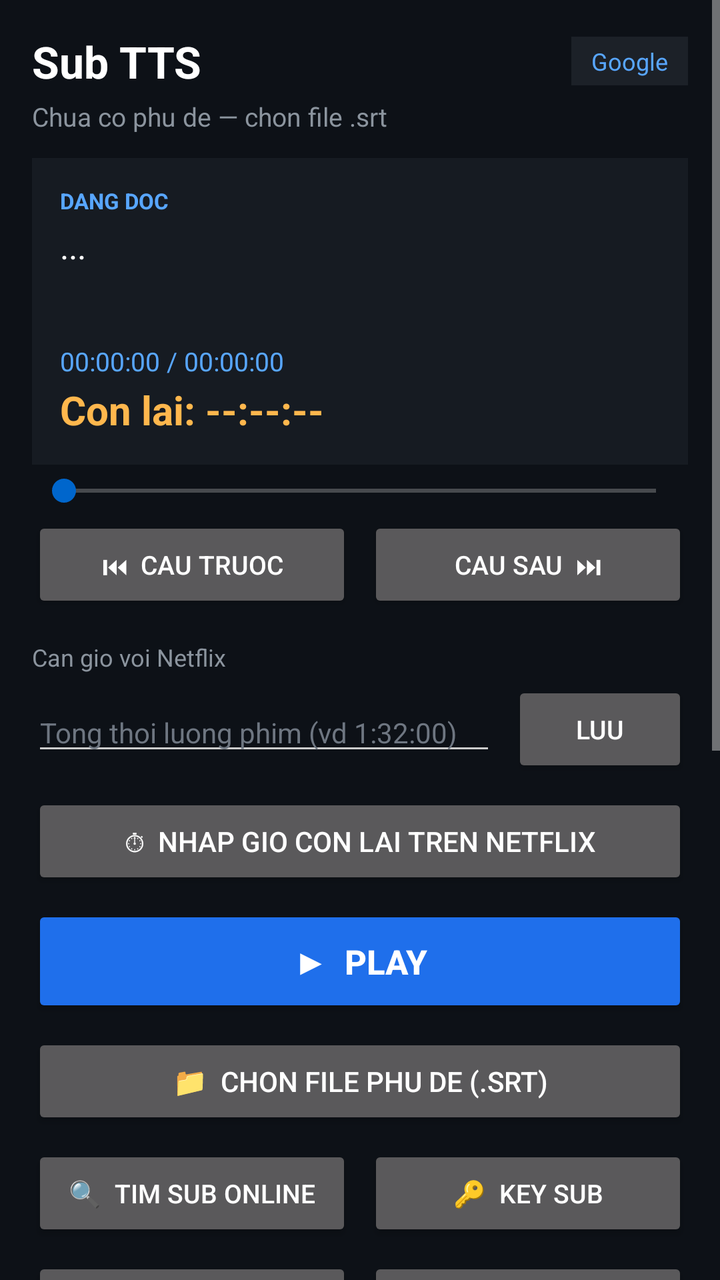
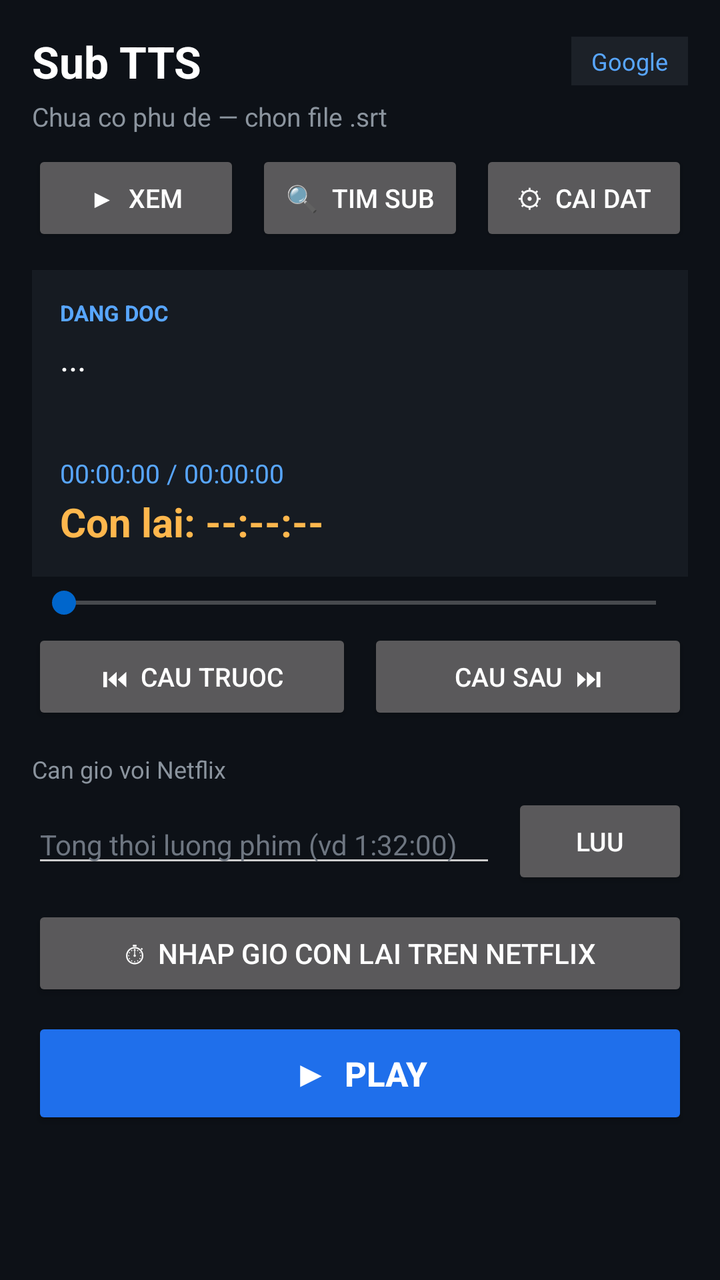

The first picture is an Android layout as it rendered before a commit; the second is the same layout after the commit. The layout source and the unified diff follow.
<!-- AndroidManifest.xml: application theme Theme.WebTTS -->
<!-- res/layout/activity_main.xml -->
<?xml version="1.0" encoding="utf-8"?>
<ScrollView xmlns:android="http://schemas.android.com/apk/res/android"
    android:layout_width="match_parent"
    android:layout_height="match_parent"
    android:background="#0D1117"
    android:fillViewport="true">

    <LinearLayout
        android:layout_width="match_parent"
        android:layout_height="wrap_content"
        android:orientation="vertical"
        android:padding="16dp">

        
        <LinearLayout
            android:layout_width="match_parent"
            android:layout_height="wrap_content"
            android:gravity="center_vertical"
            android:orientation="horizontal">

            <TextView
                android:layout_width="0dp"
                android:layout_height="wrap_content"
                android:layout_weight="1"
                android:text="Sub TTS"
                android:textColor="#FFFFFF"
                android:textSize="22sp"
                android:textStyle="bold" />

            <TextView
                android:id="@+id/tvVoiceBadge"
                android:layout_width="wrap_content"
                android:layout_height="wrap_content"
                android:background="#1C2128"
                android:paddingLeft="10dp"
                android:paddingRight="10dp"
                android:paddingTop="4dp"
                android:paddingBottom="4dp"
                android:text="Google"
                android:textColor="#58A6FF"
                android:textSize="12sp" />
        </LinearLayout>

        <TextView
            android:id="@+id/tvStatus"
            android:layout_width="wrap_content"
            android:layout_height="wrap_content"
            android:layout_marginTop="4dp"
            android:text="Chua co phu de — chon file .srt"
            android:textColor="#8B949E"
            android:textSize="13sp" />

        
        <LinearLayout
            android:layout_width="match_parent"
            android:layout_height="wrap_content"
            android:layout_marginTop="12dp"
            android:background="#161B22"
            android:orientation="vertical"
            android:padding="14dp">

            <TextView
                android:layout_width="wrap_content"
                android:layout_height="wrap_content"
                android:text="DANG DOC"
                android:textColor="#58A6FF"
                android:textSize="11sp"
                android:textStyle="bold" />

            <TextView
                android:id="@+id/tvCue"
                android:layout_width="match_parent"
                android:layout_height="wrap_content"
                android:layout_marginTop="4dp"
                android:minHeight="56dp"
                android:maxLines="4"
                android:ellipsize="end"
                android:text="..."
                android:textColor="#FFFFFF"
                android:textSize="17sp" />

            <TextView
                android:id="@+id/tvTime"
                android:layout_width="wrap_content"
                android:layout_height="wrap_content"
                android:layout_marginTop="4dp"
                android:text="00:00:00 / 00:00:00"
                android:textColor="#58A6FF"
                android:textSize="13sp" />

            <TextView
                android:id="@+id/tvRemain"
                android:layout_width="wrap_content"
                android:layout_height="wrap_content"
                android:layout_marginTop="2dp"
                android:text="Con lai: --:--:--"
                android:textColor="#FFB74D"
                android:textSize="20sp"
                android:textStyle="bold" />
        </LinearLayout>

        <SeekBar
            android:id="@+id/seekPos"
            android:layout_width="match_parent"
            android:layout_height="wrap_content"
            android:layout_marginTop="4dp"
            android:max="1000" />

        
        <LinearLayout
            android:layout_width="match_parent"
            android:layout_height="wrap_content"
            android:layout_marginTop="4dp"
            android:orientation="horizontal">

            <Button
                android:id="@+id/btnPrevCue"
                android:layout_width="0dp"
                android:layout_height="wrap_content"
                android:layout_weight="1"
                android:text="⏮  Cau truoc"
                android:textSize="13sp" />

            <Button
                android:id="@+id/btnNextCue"
                android:layout_width="0dp"
                android:layout_height="wrap_content"
                android:layout_marginStart="8dp"
                android:layout_weight="1"
                android:text="Cau sau  ⏭"
                android:textSize="13sp" />
        </LinearLayout>

        
        <TextView
            android:layout_width="wrap_content"
            android:layout_height="wrap_content"
            android:layout_marginTop="14dp"
            android:text="Can gio voi Netflix"
            android:textColor="#8B949E"
            android:textSize="12sp" />

        <LinearLayout
            android:layout_width="match_parent"
            android:layout_height="wrap_content"
            android:layout_marginTop="4dp"
            android:gravity="center_vertical"
            android:orientation="horizontal">

            <EditText
                android:id="@+id/etTotalLen"
                android:layout_width="0dp"
                android:layout_height="wrap_content"
                android:layout_weight="1"
                android:hint="Tong thoi luong phim (vd 1:32:00)"
                android:inputType="text"
                android:textColor="#FFFFFF"
                android:textColorHint="#6E7681"
                android:textSize="14sp" />

            <Button
                android:id="@+id/btnSetTotal"
                android:layout_width="wrap_content"
                android:layout_height="wrap_content"
                android:layout_marginStart="8dp"
                android:text="Luu"
                android:textSize="13sp" />
        </LinearLayout>

        <Button
            android:id="@+id/btnJumpRemain"
            android:layout_width="match_parent"
            android:layout_height="wrap_content"
            android:layout_marginTop="8dp"
            android:text="⏱  Nhap gio con lai tren Netflix"
            android:textSize="14sp" />

        
        <Button
            android:id="@+id/btnPlayPause"
            android:layout_width="match_parent"
            android:layout_height="56dp"
            android:layout_marginTop="8dp"
            android:backgroundTint="#1F6FEB"
            android:text="▶  Play"
            android:textSize="17sp"
            android:textStyle="bold" />

        
        <Button
            android:id="@+id/btnPickSrt"
            android:layout_width="match_parent"
            android:layout_height="wrap_content"
            android:layout_marginTop="8dp"
            android:text="📁  Chon file phu de (.srt)"
            android:textSize="14sp" />

        
        <LinearLayout
            android:layout_width="match_parent"
            android:layout_height="wrap_content"
            android:layout_marginTop="8dp"
            android:orientation="horizontal">

            <Button
                android:id="@+id/btnSubSearch"
                android:layout_width="0dp"
                android:layout_height="wrap_content"
                android:layout_weight="1"
                android:text="🔍  Tim sub online"
                android:textSize="13sp" />

            <Button
                android:id="@+id/btnSubSettings"
                android:layout_width="0dp"
                android:layout_height="wrap_content"
                android:layout_marginStart="8dp"
                android:layout_weight="1"
                android:text="🔑  Key sub"
                android:textSize="13sp" />
        </LinearLayout>

        
        <LinearLayout
            android:layout_width="match_parent"
            android:layout_height="wrap_content"
            android:layout_marginTop="8dp"
            android:orientation="horizontal">

            <Button
                android:id="@+id/btnBackup"
                android:layout_width="0dp"
                android:layout_height="wrap_content"
                android:layout_weight="1"
                android:text="💾  Sao luu"
                android:textSize="13sp" />

            <Button
                android:id="@+id/btnRestore"
                android:layout_width="0dp"
                android:layout_height="wrap_content"
                android:layout_marginStart="8dp"
                android:layout_weight="1"
                android:text="📥  Khoi phuc"
                android:textSize="13sp" />
        </LinearLayout>

        
        <Button
            android:id="@+id/btnSleep"
            android:layout_width="match_parent"
            android:layout_height="wrap_content"
            android:layout_marginTop="8dp"
            android:text="⏾  Hen gio tat: Tat"
            android:textSize="14sp" />

        
        <TextView
            android:layout_width="wrap_content"
            android:layout_height="wrap_content"
            android:layout_marginTop="14dp"
            android:text="Giong doc"
            android:textColor="#8B949E"
            android:textSize="12sp" />

        <LinearLayout
            android:layout_width="match_parent"
            android:layout_height="wrap_content"
            android:layout_marginTop="4dp"
            android:orientation="horizontal">

            <Button
                android:id="@+id/btnVoiceGoogle"
                android:layout_width="0dp"
                android:layout_height="wrap_content"
                android:layout_weight="1"
                android:text="Google\n(offline)"
                android:textSize="13sp" />

            <Button
                android:id="@+id/btnVoiceHoaiMy"
                android:layout_width="0dp"
                android:layout_height="wrap_content"
                android:layout_marginStart="8dp"
                android:layout_weight="1"
                android:text="HoaiMy\n(online)"
                android:textSize="13sp" />

            <Button
                android:id="@+id/btnVoiceNamMinh"
                android:layout_width="0dp"
                android:layout_height="wrap_content"
                android:layout_marginStart="8dp"
                android:layout_weight="1"
                android:text="NamMinh\n(online)"
                android:textSize="13sp" />
        </LinearLayout>

        
        <TextView
            android:layout_width="wrap_content"
            android:layout_height="wrap_content"
            android:layout_marginTop="14dp"
            android:text="Toc do doc"
            android:textColor="#8B949E"
            android:textSize="12sp" />

        <LinearLayout
            android:layout_width="match_parent"
            android:layout_height="wrap_content"
            android:gravity="center_vertical"
            android:orientation="horizontal">

            <SeekBar
                android:id="@+id/seekRate"
                android:layout_width="0dp"
                android:layout_height="wrap_content"
                android:layout_weight="1"
                android:max="200"
                android:progress="50" />

            <TextView
                android:id="@+id/tvRate"
                android:layout_width="wrap_content"
                android:layout_height="wrap_content"
                android:layout_marginStart="8dp"
                android:text="1.0x"
                android:textColor="#FFFFFF"
                android:textSize="14sp"
                android:textStyle="bold" />
        </LinearLayout>

        
        <TextView
            android:layout_width="wrap_content"
            android:layout_height="wrap_content"
            android:layout_marginTop="10dp"
            android:text="Am luong giong doc"
            android:textColor="#8B949E"
            android:textSize="12sp" />

        <LinearLayout
            android:layout_width="match_parent"
            android:layout_height="wrap_content"
            android:gravity="center_vertical"
            android:orientation="horizontal">

            <SeekBar
                android:id="@+id/seekTtsVol"
                android:layout_width="0dp"
                android:layout_height="wrap_content"
                android:layout_weight="1"
                android:max="100"
                android:progress="100" />

            <TextView
                android:id="@+id/tvTtsVol"
                android:layout_width="wrap_content"
                android:layout_height="wrap_content"
                android:layout_marginStart="8dp"
                android:text="100%"
                android:textColor="#FFFFFF"
                android:textSize="14sp"
                android:textStyle="bold" />
        </LinearLayout>

        
        <LinearLayout
            android:layout_width="match_parent"
            android:layout_height="wrap_content"
            android:layout_marginTop="14dp"
            android:orientation="horizontal">

            <Button
                android:id="@+id/btnFloat"
                android:layout_width="0dp"
                android:layout_height="wrap_content"
                android:layout_weight="1"
                android:text="🫧  Nut noi"
                android:textSize="13sp" />

            <Button
                android:id="@+id/btnClearCache"
                android:layout_width="0dp"
                android:layout_height="wrap_content"
                android:layout_marginStart="8dp"
                android:layout_weight="1"
                android:text="Xoa cache"
                android:textSize="13sp" />
        </LinearLayout>

        
        <Button
            android:id="@+id/btnExit"
            android:layout_width="match_parent"
            android:layout_height="wrap_content"
            android:layout_marginTop="8dp"
            android:backgroundTint="#A40E26"
            android:text="⏻  Thoat app (tat chay nen)"
            android:textSize="14sp"
            android:textStyle="bold" />

        <TextView
            android:layout_width="match_parent"
            android:layout_height="wrap_content"
            android:layout_marginTop="12dp"
            android:text="Cach dung: chon .srt → Play → thoat sang app Netflix xem. Dieu khien nhanh bang nut noi mo 30% tren man hinh Netflix."
            android:textColor="#6E7681"
            android:textSize="12sp" />

    </LinearLayout>
</ScrollView>
<!-- resources referenced by this layout -->
<resources>
  <style name="Theme.WebTTS" parent="Theme.AppCompat.NoActionBar">
          <item name="colorPrimary">#0066CC</item>
          <item name="colorPrimaryDark">#004C99</item>
          <item name="colorAccent">#0066CC</item>
          <item name="android:windowBackground">#111111</item>
          <item name="android:textColorPrimary">#FFFFFF</item>
          <item name="android:textColorSecondary">#CCCCCC</item>
          <item name="alertDialogTheme">@style/Theme.WebTTS.Dialog</item>
      </style>
  <style name="Theme.WebTTS.Dialog" parent="Theme.AppCompat.Dialog.Alert">
          <item name="colorPrimary">#0066CC</item>
          <item name="colorAccent">#0066CC</item>
          <item name="android:windowBackground">#222222</item>
          <item name="android:textColorPrimary">#FFFFFF</item>
          <item name="android:textColorSecondary">#CCCCCC</item>
      </style>
</resources>

<!-- the commit's change to res/layout/activity_main.xml (unified diff, before → after) -->
@@ -54,6 +54,47 @@
         <LinearLayout
             android:layout_width="match_parent"
             android:layout_height="wrap_content"
+            android:layout_marginTop="8dp"
+            android:orientation="horizontal">
+
+            <Button
+                android:id="@+id/btnTabWatch"
+                android:layout_width="0dp"
+                android:layout_height="wrap_content"
+                android:layout_weight="1"
+                android:text="▶  Xem"
+                android:textSize="13sp" />
+
+            <Button
+                android:id="@+id/btnTabSearch"
+                android:layout_width="0dp"
+                android:layout_height="wrap_content"
+                android:layout_marginStart="8dp"
+                android:layout_weight="1"
+                android:text="🔍  Tim sub"
+                android:textSize="13sp" />
+
+            <Button
+                android:id="@+id/btnTabSetup"
+                android:layout_width="0dp"
+                android:layout_height="wrap_content"
+                android:layout_marginStart="8dp"
+                android:layout_weight="1"
+                android:text="⚙  Cai dat"
+                android:textSize="13sp" />
+        </LinearLayout>
+
+        
+        <LinearLayout
+            android:id="@+id/paneWatch"
+            android:layout_width="match_parent"
+            android:layout_height="wrap_content"
+            android:orientation="vertical">
+
+        
+        <LinearLayout
+            android:layout_width="match_parent"
+            android:layout_height="wrap_content"
             android:layout_marginTop="12dp"
             android:background="#161B22"
             android:orientation="vertical"
@@ -186,6 +227,16 @@
             android:textSize="17sp"
             android:textStyle="bold" />
 
+        </LinearLayout>
+
+        
+        <LinearLayout
+            android:id="@+id/paneSearch"
+            android:layout_width="match_parent"
+            android:layout_height="wrap_content"
+            android:orientation="vertical"
+            android:visibility="gone">
+
         
         <Button
             android:id="@+id/btnPickSrt"
@@ -244,6 +295,18 @@
                 android:text="📥  Khoi phuc"
                 android:textSize="13sp" />
         </LinearLayout>
+
+        </LinearLayout>
+
+        
+        <LinearLayout
+            android:id="@+id/paneSetup"
+            android:layout_width="match_parent"
+            android:layout_height="wrap_content"
+            android:orientation="vertical"
+            android:visibility="gone">
+
+        
 
         
         <Button
@@ -365,6 +428,40 @@
         </LinearLayout>
 
         
+        <TextView
+            android:layout_width="wrap_content"
+            android:layout_height="wrap_content"
+            android:layout_marginTop="10dp"
+            android:text="Co chu cau dang doc"
+            android:textColor="#8B949E"
+            android:textSize="12sp" />
+
+        <LinearLayout
+            android:layout_width="match_parent"
+            android:layout_height="wrap_content"
+            android:gravity="center_vertical"
+            android:orientation="horizontal">
+
+            <SeekBar
+                android:id="@+id/seekCueSize"
+                android:layout_width="0dp"
+                android:layout_height="wrap_content"
+                android:layout_weight="1"
+                android:max="18"
+                android:progress="5" />
+
+            <TextView
+                android:id="@+id/tvCueSize"
+                android:layout_width="wrap_content"
+                android:layout_height="wrap_content"
+                android:layout_marginStart="8dp"
+                android:text="17"
+                android:textColor="#FFFFFF"
+                android:textSize="14sp"
+                android:textStyle="bold" />
+        </LinearLayout>
+
+        
         <LinearLayout
             android:layout_width="match_parent"
             android:layout_height="wrap_content"
@@ -408,5 +505,7 @@
             android:textColor="#6E7681"
             android:textSize="12sp" />
 
+        </LinearLayout>
+
     </LinearLayout>
 </ScrollView>
